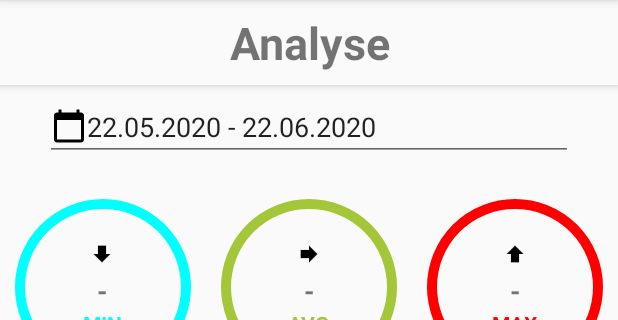
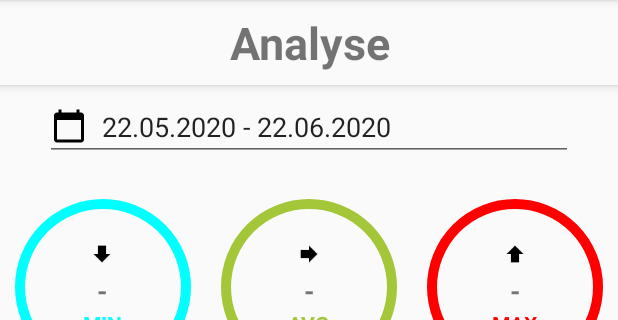
Before and after one commit to DerStimmler/PulseIt, an Android app: the screen it shows after launch (MainActivity), on a phone screen of 412 x 824 dp, the part 84-404 px from its top. Run offline under Robolectric (Android 15) with nearby library versions, the phone set to English and light mode, and no system bars; libraries missing offline, so code that uses them is left out: com.github.mikephil.charting; plain views replace PieChart; 1 statement that could not run was skipped.

Commit message:
small layout improvement

```diff
--- a/app/src/main/res/layout/fragment_analytics.xml
+++ b/app/src/main/res/layout/fragment_analytics.xml
@@ -39,6 +39,7 @@
                 android:layout_marginEnd="30dp"
                 android:layout_marginBottom="15dp"
                 android:drawableStart="@drawable/ic_calendar_today"
+                android:drawablePadding="10dp"
                 android:ems="10"
                 android:focusable="false"
                 android:inputType="date" />
```
